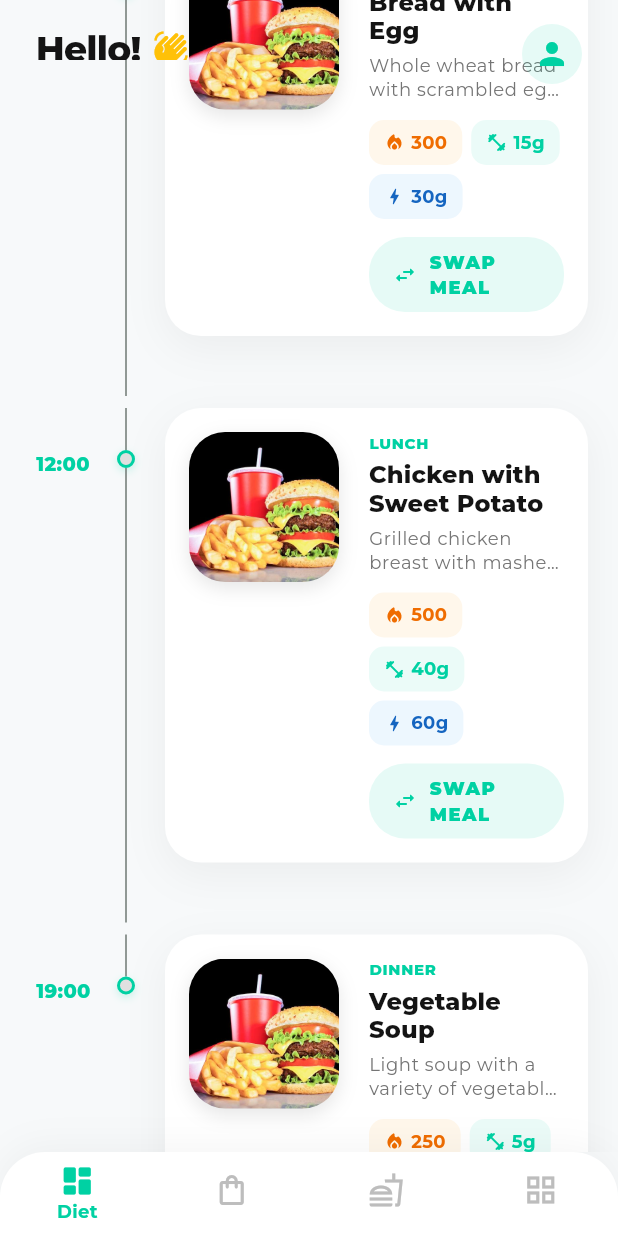
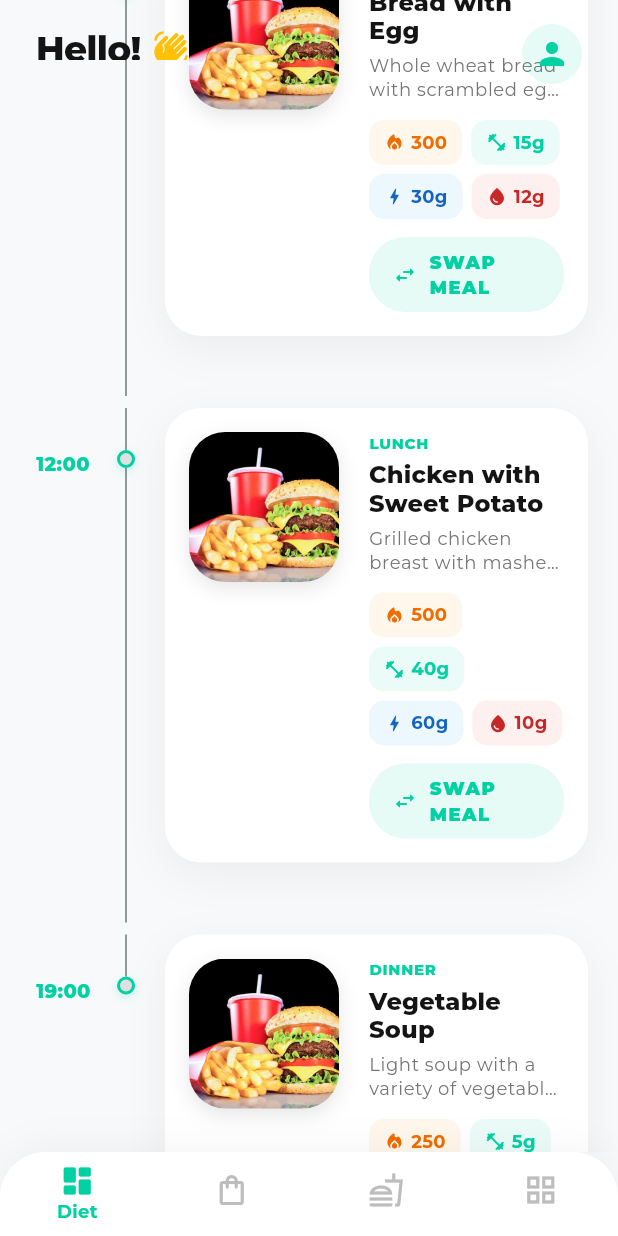
Before and after one commit to juninmd/my-food, a Flutter app: the screen it shows after launch, scrolled down 1152 dp, on a phone screen of 412 x 824 dp. Run offline on Flutter 3.47's test engine with Material 3 defaults, Android fonts, the phone set to English and light mode, and no system bars; our stand-ins replace carousel_slider, dotted_border, google_fonts, image_picker, percent_indicator, shared_preferences; network calls fail.

Commit message:
feat: restructure ModernMealCard and add fat macro to align with requested modern interface (#234)
- Extracted ModernMealCardImage from ModernMealCard into a new file `lib/widgets/modern_meal_card_image.dart` to adhere to the 150-line file limit and restructure widget groups.
- Added the Fat macro badge to `ModernMealDetails` (`lib/widgets/modern_meal_details.dart`) to display all four macros (Calories, Protein, Carbs, Fat) as per the instructions in `README_FEATURE_CLARIFICATION.md` to enhance the modern WebDiet-inspired aesthetic.
- Reverted unintentional downgrades to `pubspec.lock` caused by automated tooling.

Co-authored-by: google-labs-jules[bot] <161369871+google-labs-jules[bot]@users.noreply.github.com>

```diff
--- a/lib/widgets/modern_meal_card.dart
+++ b/lib/widgets/modern_meal_card.dart
@@ -2,6 +2,7 @@ import 'package:flutter/material.dart';
 import 'package:webdiet/models/meal.dart';
 import 'package:webdiet/pages/meal_detail_page.dart';
 import 'package:webdiet/widgets/modern_meal_details.dart';
+import 'package:webdiet/widgets/modern_meal_card_image.dart';
 
 class ModernMealCard extends StatelessWidget {
   final Meal meal;
@@ -51,26 +52,9 @@ class ModernMealCard extends StatelessWidget {
             child: Row(
               crossAxisAlignment: CrossAxisAlignment.start,
               children: [
-                Hero(
-                  tag: 'meal_${title}_${meal.name}',
-                  child: Container(
-                    width: 100,
-                    height: 100,
-                    decoration: BoxDecoration(
-                      borderRadius: BorderRadius.circular(24),
-                      boxShadow: [
-                        BoxShadow(
-                          color: Colors.black.withValues(alpha: 0.1),
-                          blurRadius: 10,
-                          offset: const Offset(0, 4),
-                        ),
-                      ],
-                      image: DecorationImage(
-                        image: AssetImage(meal.imagePath),
-                        fit: BoxFit.cover,
-                      ),
-                    ),
-                  ),
+                ModernMealCardImage(
+                  meal: meal,
+                  title: title,
                 ),
                 const SizedBox(width: 20),
                 Expanded(
--- /dev/null
+++ b/lib/widgets/modern_meal_card_image.dart
@@ -0,0 +1,38 @@
+import 'package:flutter/material.dart';
+import 'package:webdiet/models/meal.dart';
+
+class ModernMealCardImage extends StatelessWidget {
+  final Meal meal;
+  final String title;
+
+  const ModernMealCardImage({
+    super.key,
+    required this.meal,
+    required this.title,
+  });
+
+  @override
+  Widget build(BuildContext context) {
+    return Hero(
+      tag: 'meal_${title}_${meal.name}',
+      child: Container(
+        width: 100,
+        height: 100,
+        decoration: BoxDecoration(
+          borderRadius: BorderRadius.circular(24),
+          boxShadow: [
+            BoxShadow(
+              color: Colors.black.withValues(alpha: 0.1),
+              blurRadius: 10,
+              offset: const Offset(0, 4),
+            ),
+          ],
+          image: DecorationImage(
+            image: AssetImage(meal.imagePath),
+            fit: BoxFit.cover,
+          ),
+        ),
+      ),
+    );
+  }
+}
--- a/lib/widgets/modern_meal_details.dart
+++ b/lib/widgets/modern_meal_details.dart
@@ -82,6 +82,13 @@ class ModernMealDetails extends StatelessWidget {
               Colors.blue.withValues(alpha: 0.08),
               icon: Icons.bolt_rounded,
             ),
+            buildMacroBadge(
+              context,
+              "${meal.fat}g",
+              Colors.red.shade800,
+              Colors.red.withValues(alpha: 0.08),
+              icon: Icons.water_drop_rounded,
+            ),
           ],
         ),
         const SizedBox(height: 12),
```
